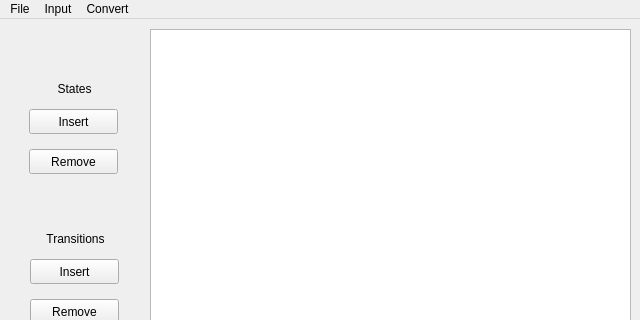
Before: the Qt Designer form UI/Design/faWindow.ui in cchenzi/INE5421, drawn with Qt 5; both pictures show x 0 to 640 and y 0 to 320 of the 640 by 480 pixel window.
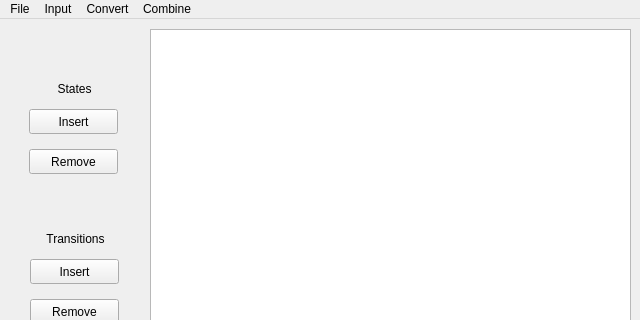
After: the same form once the commit is applied.

Commit message: Disponibilização de união/interseção na UI (rever funções no model)

What changed in the file:
```diff
--- a/UI/Design/faWindow.ui
+++ b/UI/Design/faWindow.ui
@@ -243,9 +243,17 @@
     <addaction name="convert_actionToGramm"/>
     <addaction name="convert_actionMinimize"/>
    </widget>
+   <widget class="QMenu" name="menuCombine">
+    <property name="title">
+     <string>Combine</string>
+    </property>
+    <addaction name="combine_actionUnion"/>
+    <addaction name="combine_actionConcat"/>
+   </widget>
    <addaction name="menuFile"/>
    <addaction name="menuInput"/>
    <addaction name="menuConvert"/>
+   <addaction name="menuCombine"/>
   </widget>
   <action name="file_actionNew">
    <property name="text">
```
Left out of the diff: 10 changed lines with no effect on the pictures. The commit also changes 2 other files.
